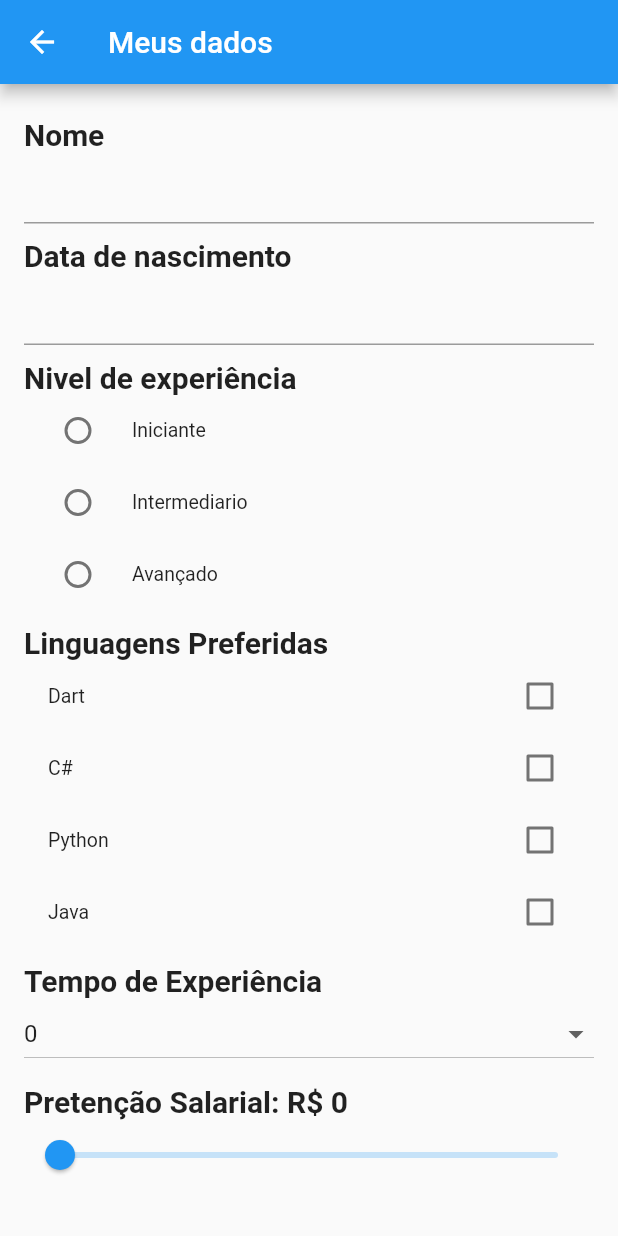
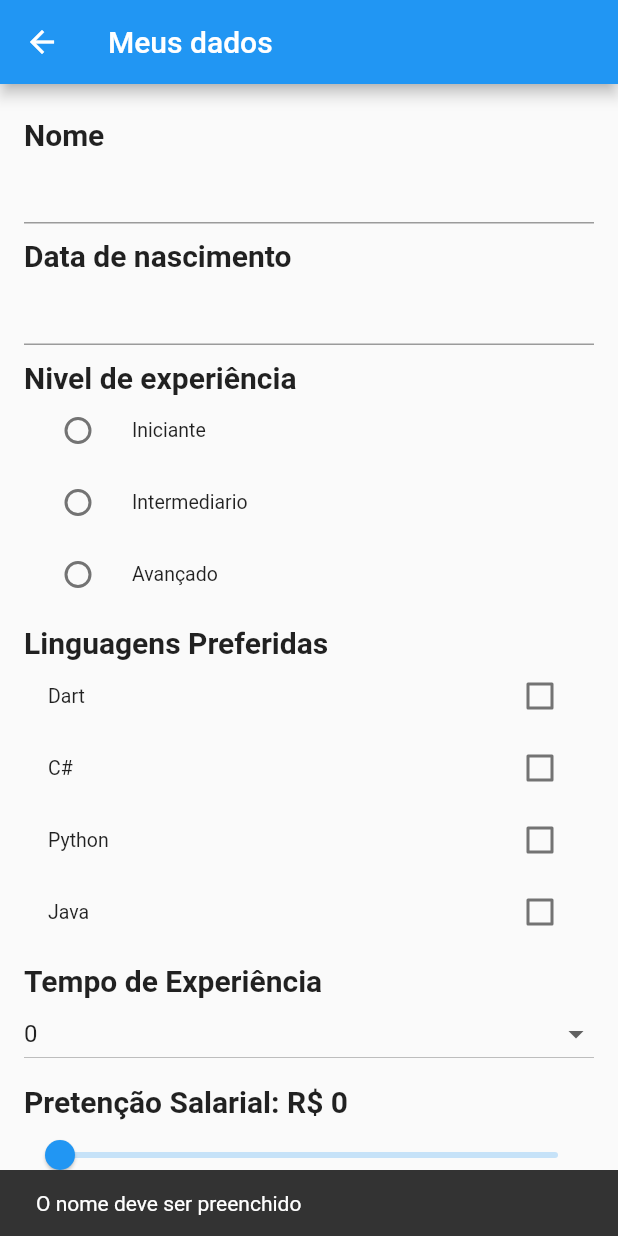
Before and after one commit to devfelpSs/testapps, a Flutter app: the DadosCadastraisPage screen opened directly, after a tap on "Salvar", on a phone screen of 412 x 824 dp. Run offline on Flutter 3.47's test engine with Material 2 defaults, Android fonts, the phone set to English and light mode, and no system bars; our stand-ins replace google_fonts; network calls fail.

Commit message:
adding save function

```diff
--- a/lib/pages/dados_cadastrais.dart
+++ b/lib/pages/dados_cadastrais.dart
@@ -26,6 +26,9 @@ class _DadosCadastraisPageState extends State<DadosCadastraisPage> {
   double salarioEscolhido = 0;
   int tempoExperiencia = 0;
 
+  bool salvando = false;
+
+
 @override void initState() {
     // ignore: todo
     // TODO: implement initState
@@ -51,7 +54,7 @@ class _DadosCadastraisPageState extends State<DadosCadastraisPage> {
       appBar: AppBar(title: const Text("Meus dados"),),
       body: Padding(
         padding: const EdgeInsets.symmetric(vertical: 12, horizontal: 16),
-        child: ListView(
+        child: salvando ? const Center(child: CircularProgressIndicator()) : ListView(
           children: [
             const TextLabel(texto: "Nome"),
             TextField(
@@ -135,6 +138,52 @@ class _DadosCadastraisPageState extends State<DadosCadastraisPage> {
 
           TextButton(
             onPressed: () {
+              setState(() {
+                salvando = false;
+              });
+              if (nomeController.text.trim().length < 3) {
+                ScaffoldMessenger.of(context).showSnackBar(
+                  const SnackBar(content: Text("O nome deve ser preenchido")));
+                  return;
+              }
+              if (dataNascimento == null) {
+                ScaffoldMessenger.of(context).showSnackBar(
+                  const SnackBar(content: Text("Data de Nascimento inválida")));
+                  return;
+              }
+              if (nivelSelecionado.trim() == '') {
+                ScaffoldMessenger.of(context).showSnackBar(
+                  const SnackBar(content: Text("O nível deve ser selecionado")));
+                  return;
+              }
+              if (linguagensSelecionadas.isEmpty) {
+                ScaffoldMessenger.of(context).showSnackBar(
+                  const SnackBar(content: Text("Deve ser selecionado ao menos 1 linguagem")));
+                  return;
+              }
+              if (tempoExperiencia == 0) {
+                ScaffoldMessenger.of(context).showSnackBar(
+                  const SnackBar(content: Text("Deve ter ao menos 1 ano de experiência")));
+                  return;
+              }
+
+              if (salarioEscolhido == 0) {
+                ScaffoldMessenger.of(context).showSnackBar(
+                  const SnackBar(content: Text("A pretenção salarial deve ser maior que 0")));
+                  return;
+              }
+
+              setState(() {
+                  salvando = true;
+                });
+
+              Future.delayed(const Duration(seconds: 3), (){
+                ScaffoldMessenger.of(context).showSnackBar(const SnackBar(content: Text("Dados salvo com sucesso")))
+                setState(() {
+                  salvando = false;
+                });
+                Navigator.pop(context);
+              });
           },
           child: const Text("Salvar"),
           )
```
